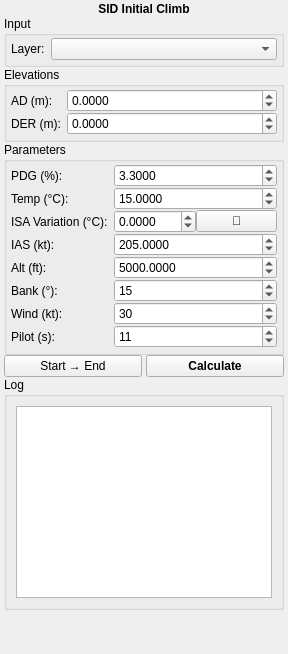
The window that Q_Pansopy/ui/departures/qpansopy_sid_initial_dockwidget.ui (FLYGHT7/qpansopy) describes before a commit, drawn with Qt 5.
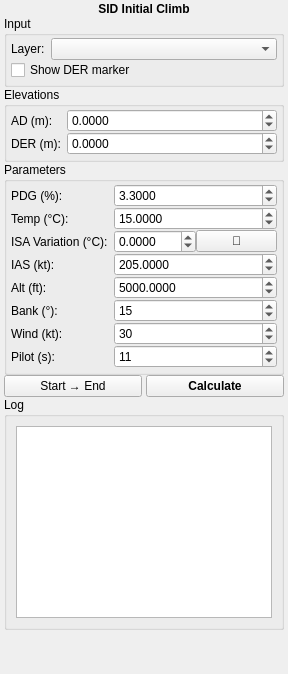
The same window after the commit. Custom widgets are drawn as their Qt base class.

Commit message: Add optional DER direction marker for Initial SID and related tests

Patch:
```diff
--- a/Q_Pansopy/ui/departures/qpansopy_sid_initial_dockwidget.ui
+++ b/Q_Pansopy/ui/departures/qpansopy_sid_initial_dockwidget.ui
@@ -88,6 +88,16 @@
        <item row="0" column="1">
         <widget class="QgsMapLayerComboBox" name="runwayLayerComboBox"/>
        </item>
+       <item row="1" column="0" colspan="2">
+        <widget class="QCheckBox" name="showDerMarkerCheckBox">
+         <property name="text">
+          <string>Show DER marker</string>
+         </property>
+         <property name="checked">
+          <bool>false</bool>
+         </property>
+        </widget>
+       </item>
       </layout>
      </widget>
     </item>
```
The commit also changes 4 other files.
